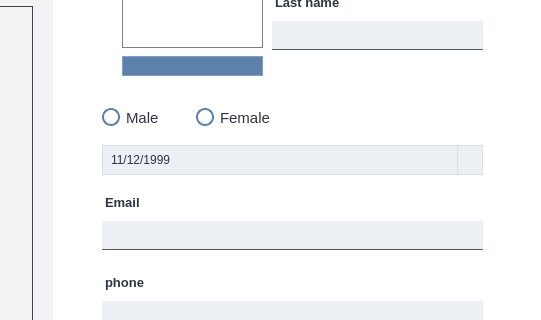
Above: School_System/ui/AddStudentDialog.ui from KasperJack/School-Management-System before the change; both pictures show x 208 to 749 and y 134 to 454 of the 749 by 630 pixel window. Below: the same form after it.
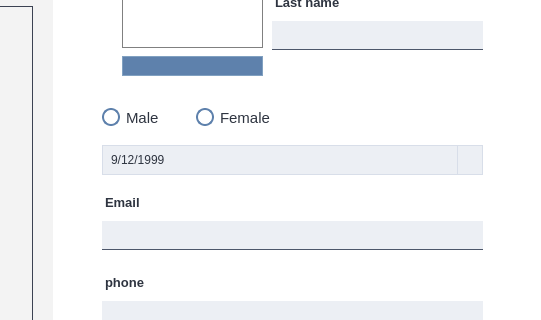
That is the form after the change. Icons and pictures are not drawn.

```diff
--- a/School_System/ui/AddStudentDialog.ui
+++ b/School_System/ui/AddStudentDialog.ui
@@ -944,7 +944,7 @@
         <second>0</second>
         <year>1999</year>
         <month>12</month>
-        <day>11</day>
+        <day>9</day>
        </datetime>
       </property>
       <property name="displayFormat">
```
Left out of the diff: 15 changed lines with no effect on the pictures.
